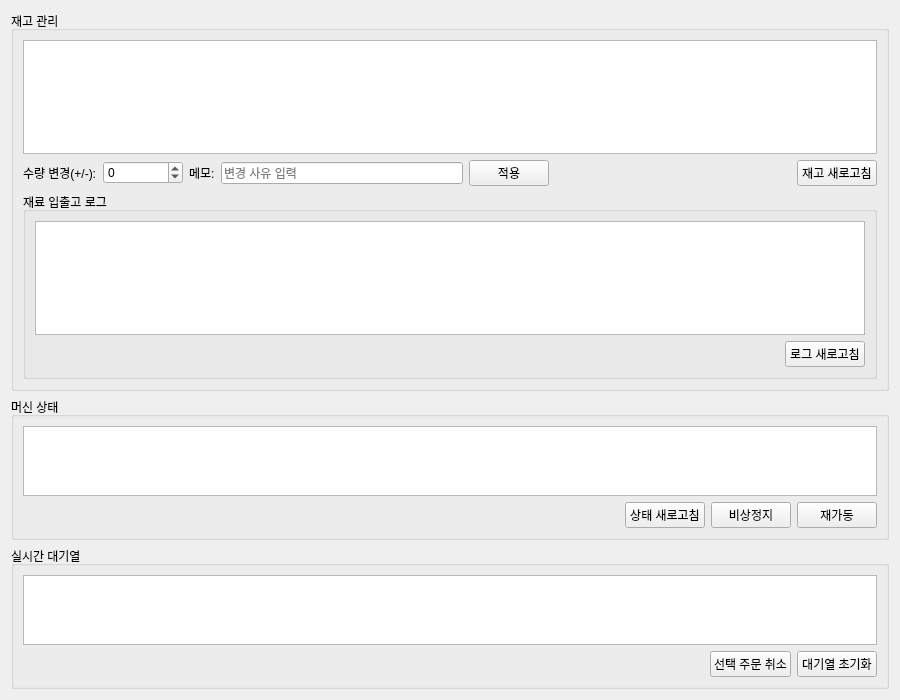
Before: the Qt Designer form ui/admin_screen.ui in addinedu-ros-11th/iot-repo-2, drawn with Qt 5.
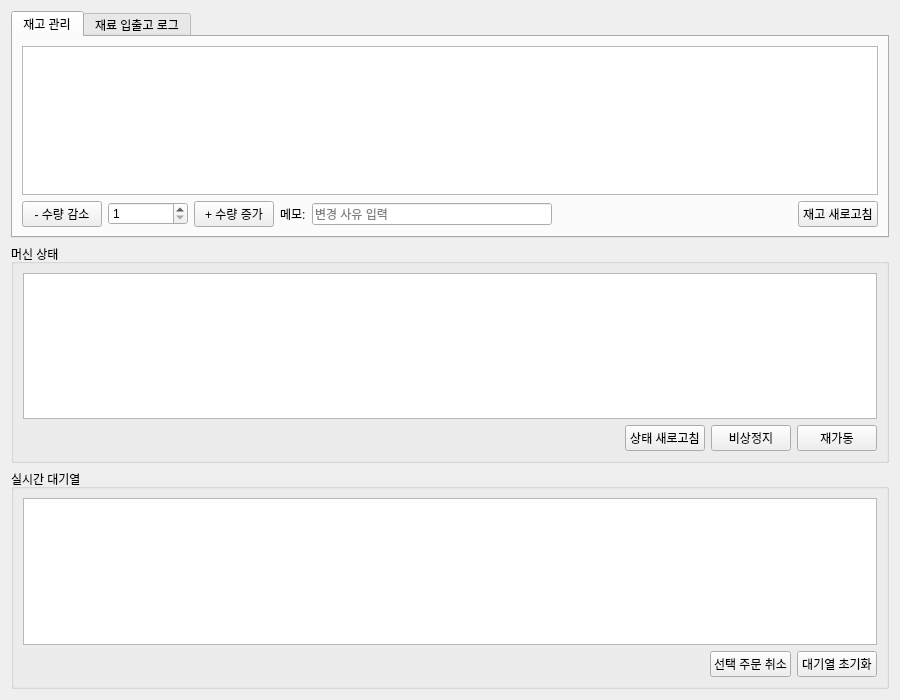
After: the same form once the commit is applied.

Commit message: style(ui): 새로운 UI 스타일 적용 및 레이아웃 수정

What changed in the file:
```diff
--- a/ui/admin_screen.ui
+++ b/ui/admin_screen.ui
@@ -17,12 +17,17 @@
 
    <!-- 재고 관리 -->
    <item>
-    <widget class="QGroupBox" name="groupBox_materials">
-     <property name="title">
+    <widget class="QTabWidget" name="tabWidget_materials">
+     <property name="currentIndex">
+      <number>0</number>
+     </property>
+     
+     <!-- 탭 1: 재고 관리 -->
+     <widget class="QWidget" name="tab_materials">
+      <attribute name="title">
       <string>재고 관리</string>
-     </property>
-     <layout class="QVBoxLayout" name="verticalLayout_materials">
-
+      </attribute>
+      <layout class="QVBoxLayout" name="verticalLayout_tab_materials">
       <item>
        <widget class="QTableWidget" name="materialsTable">
         <property name="editTriggers">
@@ -40,9 +45,9 @@
       <item>
        <layout class="QHBoxLayout" name="horizontalLayout_materials_control">
         <item>
-         <widget class="QLabel" name="label_qty">
+          <widget class="QPushButton" name="btnDecreaseQty">
           <property name="text">
-           <string>수량 변경(+/-):</string>
+            <string>- 수량 감소</string>
           </property>
          </widget>
         </item>
@@ -55,11 +60,21 @@
            </size>
           </property>
           <property name="minimum">
-           <number>-9999</number>
+            <number>1</number>
           </property>
           <property name="maximum">
            <number>9999</number>
           </property>
+           <property name="value">
+            <number>1</number>
+           </property>
+          </widget>
+         </item>
+         <item>
+          <widget class="QPushButton" name="btnIncreaseQty">
+           <property name="text">
+            <string>+ 수량 증가</string>
+           </property>
          </widget>
         </item>
         <item>
@@ -76,13 +91,6 @@
           </property>
          </widget>
         </item>
-        <item>
-         <widget class="QPushButton" name="btnRestock">
-          <property name="text">
-           <string>적용</string>
-          </property>
-         </widget>
-        </item>
         <item>
          <spacer name="horizontalSpacer">
           <property name="orientation">
@@ -105,14 +113,15 @@
         </item>
        </layout>
       </item>
-
-      <!-- 재료 입출고 로그 (재고 관리 아래) -->
-      <item>
-       <widget class="QGroupBox" name="groupBox_material_tx">
-        <property name="title">
+      </layout>
+     </widget>
+     
+     <!-- 탭 2: 재료 입출고 로그 -->
+     <widget class="QWidget" name="tab_material_tx">
+      <attribute name="title">
          <string>재료 입출고 로그</string>
-        </property>
-        <layout class="QVBoxLayout" name="verticalLayout_material_tx">
+      </attribute>
+      <layout class="QVBoxLayout" name="verticalLayout_tab_material_tx">
          <item>
           <widget class="QTableWidget" name="materialTxTable">
            <property name="editTriggers">
@@ -152,9 +161,6 @@
          </item>
         </layout>
        </widget>
-      </item>
-
-     </layout>
     </widget>
    </item>
 
```
Left out of the diff: 2 changed lines with no effect on the pictures. Lines whose indentation alone changed are shown as unchanged. The commit also changes 3 other files.
